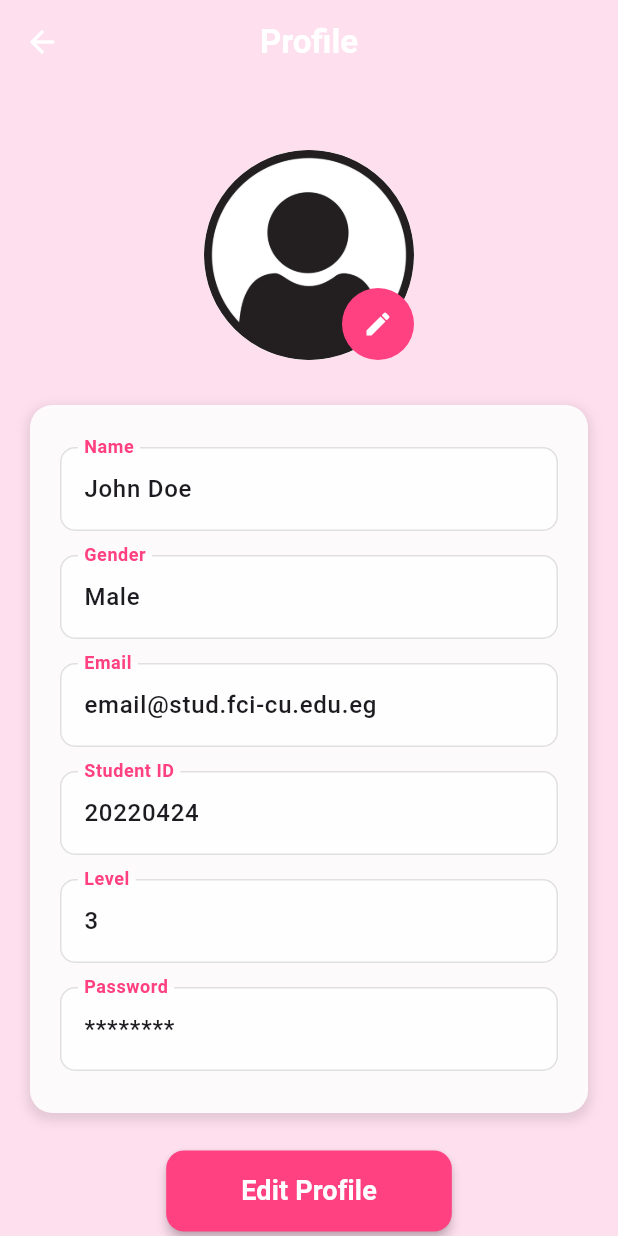
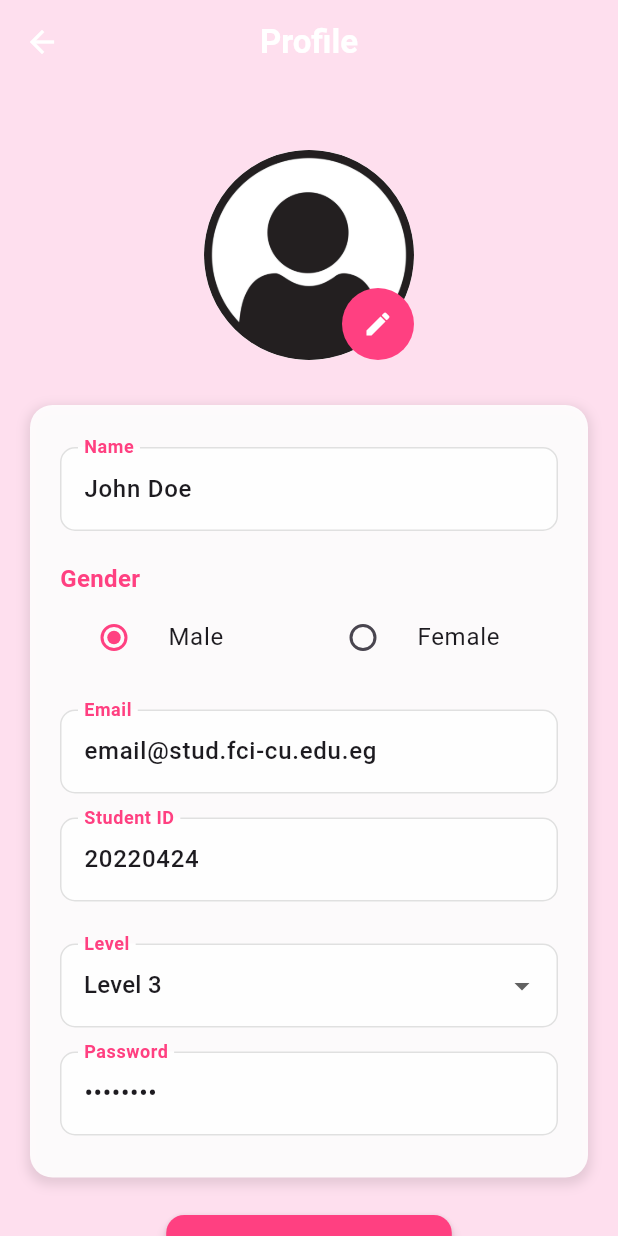
Before and after one commit to Roqaia2005/Assignment1_Mobile, a Flutter app: the HomeScreen screen opened directly, on a phone screen of 412 x 824 dp. Run offline on Flutter 3.47's test engine with Material 3 defaults, Android fonts, the phone set to English and light mode, and no system bars; our stand-ins replace cloud_firestore, firebase_auth, firebase_core, hive, hive_flutter, image_picker and 1 more; accounts and stored records are empty.

Commit message:
Update home_screen.dart

```diff
--- a/lib/screens/home_screen.dart
+++ b/lib/screens/home_screen.dart
@@ -13,6 +13,19 @@ class HomeScreen extends StatefulWidget {
 class _HomeScreenState extends State<HomeScreen> {
   final picker = ImagePicker();
   File? _image;
+
+  // Text controllers for editable fields
+  final nameController = TextEditingController(text: "John Doe");
+  final emailController =
+      TextEditingController(text: "email@stud.fci-cu.edu.eg");
+  final studentIdController = TextEditingController(text: "20220424");
+  final passwordController = TextEditingController(text: "********");
+
+  // Gender selection
+  String selectedGender = "Male";
+
+  // Level selection
+  String selectedLevel = "Level 3";
 
   Future<void> pickImage(ImageSource source) async {
     final pickedFile = await picker.pickImage(source: source);
@@ -52,6 +65,20 @@ class _HomeScreenState extends State<HomeScreen> {
           ],
         ),
       ),
+    );
+  }
+
+  void updateProfile() {
+    // Simulate profile update (hook this to your backend)
+    print("Updated Profile:");
+    print("Name: ${nameController.text}");
+    print("Gender: $selectedGender");
+    print("Email: ${emailController.text}");
+    print("Student ID: ${studentIdController.text}");
+    print("Level: $selectedLevel");
+    print("Password: ${passwordController.text}");
+    ScaffoldMessenger.of(context).showSnackBar(
+      const SnackBar(content: Text("Profile Updated Successfully")),
     );
   }
 
@@ -115,20 +142,22 @@ class _HomeScreenState extends State<HomeScreen> {
                 ),
                 child: Column(
                   children: [
-                    buildProfileField("Name", "John Doe"),
-                    buildProfileField("Gender", "Male"),
-                    buildProfileField("Email", "email@stud.fci-cu.edu.eg"),
-                    buildProfileField("Student ID", "20220424"),
-                    buildProfileField("Level", "3"),
-                    buildProfileField("Password", "********"),
+                    buildEditableField("Name", nameController),
+                    const SizedBox(height: 12),
+                    buildGenderSelector(),
+                    const SizedBox(height: 12),
+                    buildEditableField("Email", emailController),
+                    buildEditableField("Student ID", studentIdController),
+                    const SizedBox(height: 12),
+                    buildLevelDropdown(),
+                    buildEditableField("Password", passwordController,
+                        obscureText: true),
                   ],
                 ),
               ),
               const SizedBox(height: 25),
               ElevatedButton(
-                onPressed: () {
-                  print("Profile Updated");
-                },
+                onPressed: updateProfile,
                 style: ElevatedButton.styleFrom(
                   backgroundColor: Colors.pinkAccent,
                   shape: RoundedRectangleBorder(
@@ -170,12 +199,13 @@ class _HomeScreenState extends State<HomeScreen> {
     );
   }
 
-  Widget buildProfileField(String label, String value) {
+  Widget buildEditableField(String label, TextEditingController controller,
+      {bool obscureText = false}) {
     return Padding(
       padding: const EdgeInsets.symmetric(vertical: 8),
       child: TextFormField(
-        initialValue: value,
-        readOnly: true,
+        controller: controller,
+        obscureText: obscureText,
         style: const TextStyle(fontSize: 16, fontWeight: FontWeight.w500),
         decoration: InputDecoration(
           labelText: label,
@@ -195,4 +225,85 @@ class _HomeScreenState extends State<HomeScreen> {
       ),
     );
   }
+
+  Widget buildGenderSelector() {
+    return Column(
+      crossAxisAlignment: CrossAxisAlignment.start,
+      children: [
+        const Text(
+          "Gender",
+          style: TextStyle(
+              fontSize: 16,
+              color: Colors.pinkAccent,
+              fontWeight: FontWeight.bold),
+        ),
+        Row(
+          children: [
+            Expanded(
+              child: RadioListTile<String>(
+                title: const Text("Male"),
+                value: "Male",
+                groupValue: selectedGender,
+                activeColor: Colors.pinkAccent,
+                onChanged: (value) {
+                  setState(() {
+                    selectedGender = value!;
+                  });
+                },
+              ),
+            ),
+            Expanded(
+              child: RadioListTile<String>(
+                title: const Text("Female"),
+                value: "Female",
+                groupValue: selectedGender,
+                activeColor: Colors.pinkAccent,
+                onChanged: (value) {
+                  setState(() {
+                    selectedGender = value!;
+                  });
+                },
+              ),
+            ),
+          ],
+        ),
+      ],
+    );
+  }
+
+  Widget buildLevelDropdown() {
+    List<String> levels = ["Level 1", "Level 2", "Level 3", "Level 4"];
+    return Padding(
+      padding: const EdgeInsets.symmetric(vertical: 8),
+      child: DropdownButtonFormField<String>(
+        value: selectedLevel,
+        items: levels.map((level) {
+          return DropdownMenuItem<String>(
+            value: level,
+            child: Text(level, style: const TextStyle(fontSize: 16)),
+          );
+        }).toList(),
+        onChanged: (value) {
+          setState(() {
+            selectedLevel = value!;
+          });
+        },
+        decoration: InputDecoration(
+          labelText: "Level",
+          labelStyle: const TextStyle(
+              color: Colors.pinkAccent, fontWeight: FontWeight.bold),
+          filled: true,
+          fillColor: Colors.white.withOpacity(0.8),
+          border: OutlineInputBorder(
+            borderRadius: BorderRadius.circular(10),
+            borderSide: BorderSide.none,
+          ),
+          enabledBorder: OutlineInputBorder(
+            borderRadius: BorderRadius.circular(10),
+            borderSide: BorderSide(color: Colors.grey.shade300),
+          ),
+        ),
+      ),
+    );
+  }
 }
```
